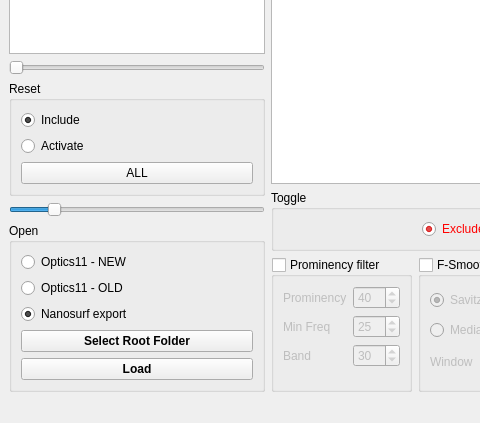
Above: nano.ui from CellMechLab/nanoindentation before the change; both pictures show x 0 to 480 and y 342 to 765 of the 1241 by 765 pixel window. Below: the same form after it.
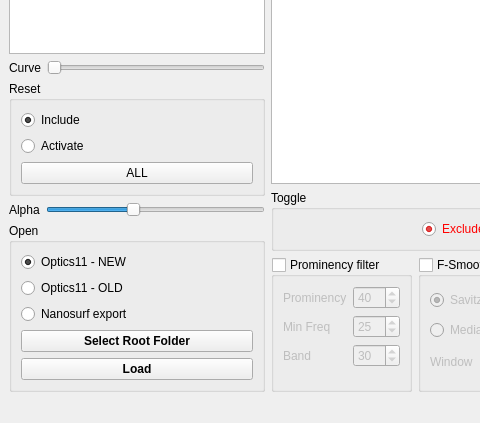
That is the form after the change. Icons and pictures are not drawn. Custom widgets are drawn as their Qt base class.

Diff of the .ui file:
```diff
--- a/nano.ui
+++ b/nano.ui
@@ -18,9 +18,9 @@
     <normaloff>ico.svg</normaloff>ico.svg</iconset>
   </property>
   <widget class="QWidget" name="centralwidget">
-   <layout class="QHBoxLayout" name="horizontalLayout_11">
+   <layout class="QHBoxLayout" name="horizontalLayout_14">
     <item>
-     <layout class="QVBoxLayout" name="verticalLayout_6">
+     <layout class="QVBoxLayout" name="verticalLayout_5">
       <item>
        <widget class="QGroupBox" name="Curve">
         <property name="title">
@@ -69,6 +69,21 @@
        </widget>
       </item>
       <item>
+       <layout class="QHBoxLayout" name="horizontalLayout_13">
+        <item>
+         <widget class="QLabel" name="label_22">
+          <property name="sizePolicy">
+           <sizepolicy hsizetype="Fixed" vsizetype="Preferred">
+            <horstretch>0</horstretch>
+            <verstretch>0</verstretch>
+           </sizepolicy>
+          </property>
+          <property name="text">
+           <string>Curve</string>
+          </property>
+         </widget>
+        </item>
+        <item>
        <widget class="QSlider" name="slid_curve">
         <property name="sizePolicy">
          <sizepolicy hsizetype="Minimum" vsizetype="Fixed">
@@ -81,6 +96,8 @@
         </property>
        </widget>
       </item>
+       </layout>
+      </item>
       <item>
        <widget class="QGroupBox" name="groupBox_4">
         <property name="title">
@@ -115,6 +132,21 @@
        </widget>
       </item>
       <item>
+       <layout class="QHBoxLayout" name="horizontalLayout_11">
+        <item>
+         <widget class="QLabel" name="label_21">
+          <property name="sizePolicy">
+           <sizepolicy hsizetype="Fixed" vsizetype="Preferred">
+            <horstretch>0</horstretch>
+            <verstretch>0</verstretch>
+           </sizepolicy>
+          </property>
+          <property name="text">
+           <string>Alpha</string>
+          </property>
+         </widget>
+        </item>
+        <item>
        <widget class="QSlider" name="slid_alpha">
         <property name="sizePolicy">
          <sizepolicy hsizetype="Minimum" vsizetype="Fixed">
@@ -126,12 +158,14 @@
          <number>255</number>
         </property>
         <property name="value">
-         <number>40</number>
+           <number>100</number>
         </property>
         <property name="orientation">
          <enum>Qt::Horizontal</enum>
         </property>
        </widget>
+        </item>
+       </layout>
       </item>
       <item>
        <widget class="QGroupBox" name="groupBox_12">
@@ -145,7 +179,7 @@
             <string>Optics11 - NEW</string>
            </property>
            <property name="checked">
-            <bool>false</bool>
+            <bool>true</bool>
            </property>
           </widget>
          </item>
@@ -162,7 +196,7 @@
             <string>Nanosurf export</string>
            </property>
            <property name="checked">
-            <bool>true</bool>
+            <bool>false</bool>
            </property>
           </widget>
          </item>
```
Lines whose indentation alone changed are shown as unchanged.
